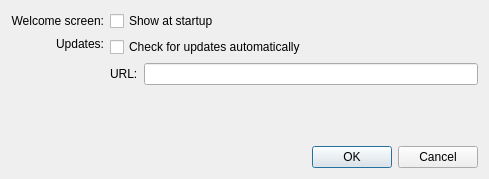
Qt form PatternPaint/preferences.ui (Blinkinlabs/PatternPaint) before a commit.
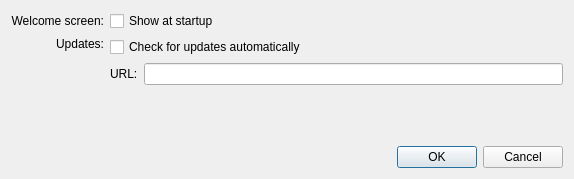
The same form after that commit.

The edit to the form file:
```diff
--- a/PatternPaint/preferences.ui
+++ b/PatternPaint/preferences.ui
@@ -9,7 +9,7 @@
    <rect>
     <x>0</x>
     <y>0</y>
-    <width>489</width>
+    <width>574</width>
     <height>179</height>
    </rect>
   </property>
```
